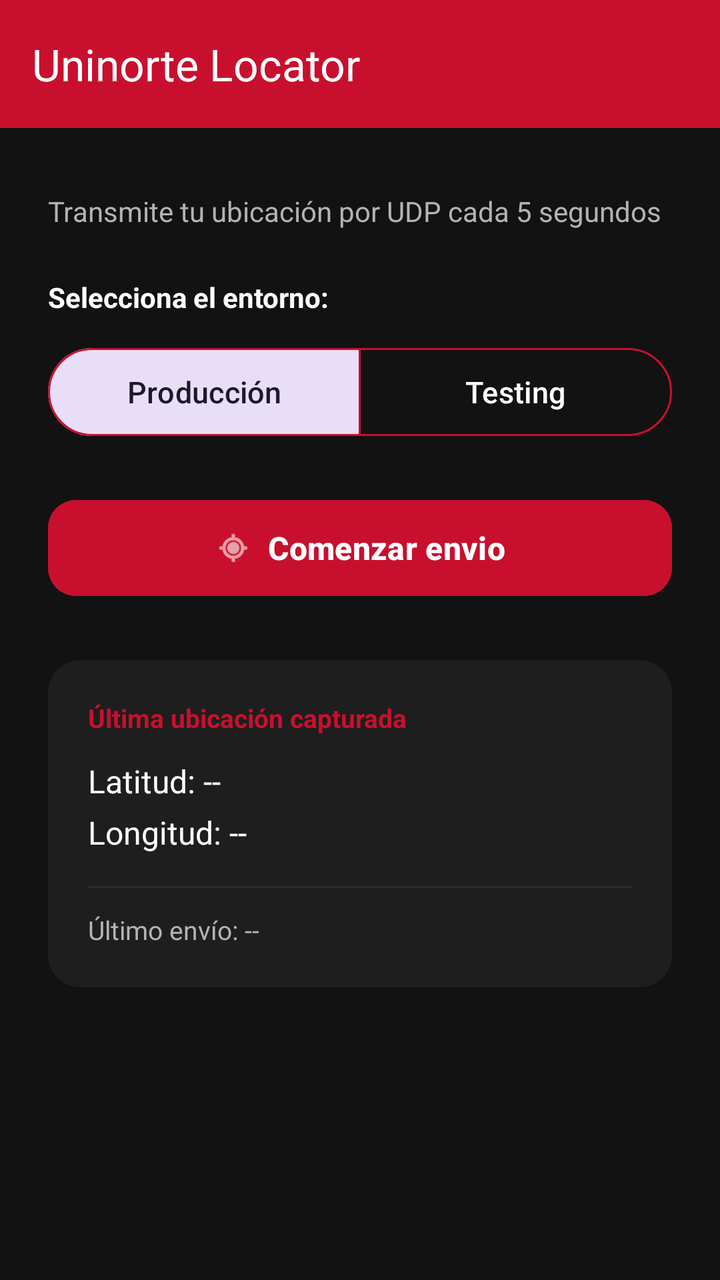
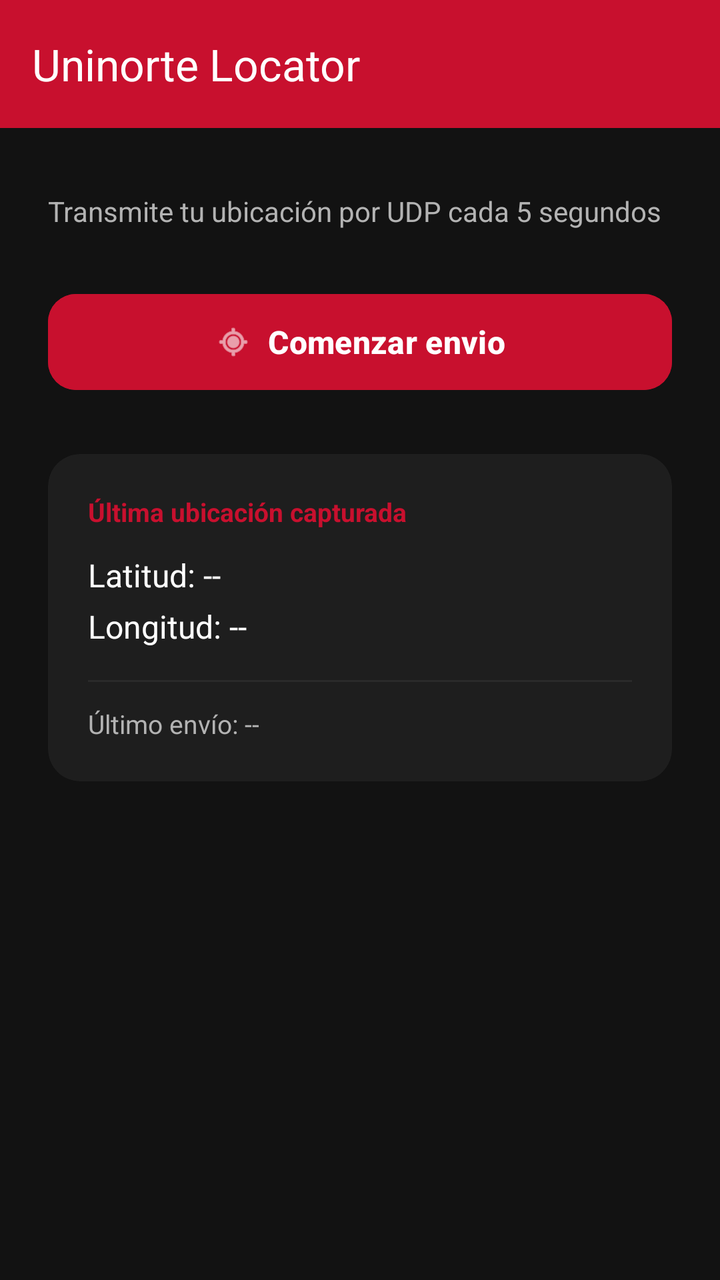

An Android layout rendered at two revisions. The XML below is the earlier revision; the diff shows what the commit changed to produce the second picture.
<!-- AndroidManifest.xml: application theme Theme.UninorteLocator -->
<!-- res/layout/activity_main.xml -->
<?xml version="1.0" encoding="utf-8"?>
<LinearLayout
    xmlns:android="http://schemas.android.com/apk/res/android"
    xmlns:app="http://schemas.android.com/apk/res-auto"
    xmlns:tools="http://schemas.android.com/tools"
    android:layout_width="match_parent"
    android:layout_height="match_parent"
    android:orientation="vertical"
    android:background="@color/background_dark"
    tools:context=".MainActivity">

    <com.google.android.material.appbar.MaterialToolbar
        android:id="@+id/toolbar"
        android:layout_width="match_parent"
        android:layout_height="?attr/actionBarSize"
        android:background="@color/uninorte_red"
        app:title="@string/app_name"
        app:titleTextColor="@color/white" />

    <androidx.core.widget.NestedScrollView
        android:layout_width="match_parent"
        android:layout_height="0dp"
        android:layout_weight="1"
        android:fillViewport="true">

        <androidx.constraintlayout.widget.ConstraintLayout
            android:layout_width="match_parent"
            android:layout_height="wrap_content"
            android:padding="24dp">

            <TextView
                android:id="@+id/tvSubtitle"
                android:layout_width="0dp"
                android:layout_height="wrap_content"
                android:layout_marginTop="8dp"
                android:text="@string/subtitle_send_location"
                android:textColor="@color/text_secondary"
                android:textSize="14sp"
                app:layout_constraintEnd_toEndOf="parent"
                app:layout_constraintStart_toStartOf="parent"
                app:layout_constraintTop_toTopOf="parent" />

            <TextView
                android:id="@+id/tvModeLabel"
                android:layout_width="0dp"
                android:layout_height="wrap_content"
                android:layout_marginTop="24dp"
                android:text="@string/mode_label"
                android:textColor="@color/white"
                android:textSize="14sp"
                android:textStyle="bold"
                app:layout_constraintEnd_toEndOf="parent"
                app:layout_constraintStart_toStartOf="parent"
                app:layout_constraintTop_toBottomOf="@id/tvSubtitle" />

            <com.google.android.material.button.MaterialButtonToggleGroup
                android:id="@+id/toggleGroupMode"
                android:layout_width="0dp"
                android:layout_height="wrap_content"
                android:layout_marginTop="12dp"
                app:checkedButton="@id/btnModeProduction"
                app:selectionRequired="true"
                app:singleSelection="true"
                app:layout_constraintEnd_toEndOf="parent"
                app:layout_constraintStart_toStartOf="parent"
                app:layout_constraintTop_toBottomOf="@id/tvModeLabel">

                <com.google.android.material.button.MaterialButton
                    android:id="@+id/btnModeProduction"
                    style="?attr/materialButtonOutlinedStyle"
                    android:layout_width="0dp"
                    android:layout_height="52dp"
                    android:layout_weight="1"
                    android:text="@string/mode_production"
                    android:textAllCaps="false"
                    android:textSize="15sp"
                    app:strokeColor="@color/uninorte_red" />

                <com.google.android.material.button.MaterialButton
                    android:id="@+id/btnModeTesting"
                    style="?attr/materialButtonOutlinedStyle"
                    android:layout_width="0dp"
                    android:layout_height="52dp"
                    android:layout_weight="1"
                    android:text="@string/mode_testing"
                    android:textAllCaps="false"
                    android:textSize="15sp"
                    app:strokeColor="@color/uninorte_red" />

            </com.google.android.material.button.MaterialButtonToggleGroup>

            <com.google.android.material.button.MaterialButton
                android:id="@+id/btnToggleEnvio"
                android:layout_width="0dp"
                android:layout_height="56dp"
                android:layout_marginTop="24dp"
                android:backgroundTint="@color/uninorte_red"
                android:text="@string/button_start_sending"
                android:textAllCaps="false"
                android:textColor="@color/white"
                android:textSize="16sp"
                android:textStyle="bold"
                app:cornerRadius="14dp"
                app:icon="@android:drawable/ic_menu_mylocation"
                app:iconGravity="textStart"
                app:iconTint="@color/white"
                app:layout_constraintEnd_toEndOf="parent"
                app:layout_constraintStart_toStartOf="parent"
                app:layout_constraintTop_toBottomOf="@id/toggleGroupMode" />

            <com.google.android.material.button.MaterialButton
                android:id="@+id/btnDebugSend"
                android:layout_width="0dp"
                android:layout_height="48dp"
                android:layout_marginTop="12dp"
                android:visibility="gone"
                android:backgroundTint="@color/card_background"
                android:text="@string/debug_send_button"
                android:textAllCaps="false"
                android:textColor="@color/white"
                android:textSize="14sp"
                app:cornerRadius="14dp"
                app:strokeColor="@color/uninorte_red"
                app:layout_constraintEnd_toEndOf="parent"
                app:layout_constraintStart_toStartOf="parent"
                app:layout_constraintTop_toBottomOf="@id/btnToggleEnvio" />

            <androidx.cardview.widget.CardView
                android:id="@+id/cardResult"
                android:layout_width="0dp"
                android:layout_height="wrap_content"
                android:layout_marginTop="28dp"
                app:cardBackgroundColor="@color/card_background"
                app:cardCornerRadius="16dp"
                app:cardElevation="0dp"
                app:layout_constraintEnd_toEndOf="parent"
                app:layout_constraintStart_toStartOf="parent"
                app:layout_constraintTop_toBottomOf="@id/btnDebugSend">

                <LinearLayout
                    android:layout_width="match_parent"
                    android:layout_height="wrap_content"
                    android:orientation="vertical"
                    android:padding="20dp">

                    <TextView
                        android:layout_width="wrap_content"
                        android:layout_height="wrap_content"
                        android:text="@string/last_location_title"
                        android:textColor="@color/uninorte_red"
                        android:textSize="13sp"
                        android:textStyle="bold" />

                    <TextView
                        android:id="@+id/tvLatitude"
                        android:layout_width="wrap_content"
                        android:layout_height="wrap_content"
                        android:layout_marginTop="12dp"
                        android:text="@string/latitude_empty"
                        android:textColor="@color/white"
                        android:textSize="16sp" />

                    <TextView
                        android:id="@+id/tvLongitude"
                        android:layout_width="wrap_content"
                        android:layout_height="wrap_content"
                        android:layout_marginTop="4dp"
                        android:text="@string/longitude_empty"
                        android:textColor="@color/white"
                        android:textSize="16sp" />

                    <View
                        android:layout_width="match_parent"
                        android:layout_height="1dp"
                        android:layout_marginTop="16dp"
                        android:layout_marginBottom="12dp"
                        android:background="@color/divider" />

                    <TextView
                        android:id="@+id/tvLastSent"
                        android:layout_width="wrap_content"
                        android:layout_height="wrap_content"
                        android:text="@string/last_sent_empty"
                        android:textColor="@color/text_secondary"
                        android:textSize="13sp" />

                </LinearLayout>

            </androidx.cardview.widget.CardView>

            <TextView
                android:id="@+id/tvStatus"
                android:layout_width="0dp"
                android:layout_height="wrap_content"
                android:layout_marginTop="16dp"
                android:gravity="center"
                android:text=""
                android:textColor="@color/text_secondary"
                android:textSize="13sp"
                app:layout_constraintEnd_toEndOf="parent"
                app:layout_constraintStart_toStartOf="parent"
                app:layout_constraintTop_toBottomOf="@id/cardResult" />

        </androidx.constraintlayout.widget.ConstraintLayout>

    </androidx.core.widget.NestedScrollView>

</LinearLayout>
<!-- resources referenced by this layout -->
<resources>
  <color name="background_dark">#121212</color>
  <color name="card_background">#1E1E1E</color>
  <color name="divider">#2A2A2A</color>
  <color name="text_secondary">#B3B3B3</color>
  <color name="uninorte_red">#C8102E</color>
  <color name="white">#FFFFFF</color>
  <string name="app_name">Uninorte Locator</string>
  <string name="button_start_sending">Comenzar envio</string>
  <string name="debug_send_button">Enviar localización</string>
  <string name="last_location_title">Última ubicación capturada</string>
  <string name="last_sent_empty">Último envío: --</string>
  <string name="latitude_empty">Latitud: --</string>
  <string name="longitude_empty">Longitud: --</string>
  <string name="mode_label">Selecciona el entorno:</string>
  <string name="mode_production">Producción</string>
  <string name="mode_testing">Testing</string>
  <string name="subtitle_send_location">Transmite tu ubicación por UDP cada 5 segundos</string>
  <style name="Theme.UninorteLocator" parent="Theme.Material3.DayNight.NoActionBar">
          
          <item name="colorPrimary">@color/uninorte_red</item>
          <item name="colorPrimaryVariant">@color/uninorte_red_dark</item>
          <item name="colorOnPrimary">@color/white</item>
  
          
          <item name="android:windowBackground">@color/background_dark</item>
          <item name="colorSurface">@color/background_dark</item>
          <item name="colorOnSurface">@color/white</item>
  
          
          <item name="android:statusBarColor">@color/black</item>
          <item name="android:windowLightStatusBar" tools:targetApi="m">false</item>
      </style>
  <color name="uninorte_red_dark">#8F0B20</color>
  <color name="black">#000000</color>
</resources>

<!-- the commit's change to res/layout/activity_main.xml (unified diff, before → after) -->
@@ -40,60 +40,11 @@
                 app:layout_constraintStart_toStartOf="parent"
                 app:layout_constraintTop_toTopOf="parent" />
 
-            <TextView
-                android:id="@+id/tvModeLabel"
-                android:layout_width="0dp"
-                android:layout_height="wrap_content"
-                android:layout_marginTop="24dp"
-                android:text="@string/mode_label"
-                android:textColor="@color/white"
-                android:textSize="14sp"
-                android:textStyle="bold"
-                app:layout_constraintEnd_toEndOf="parent"
-                app:layout_constraintStart_toStartOf="parent"
-                app:layout_constraintTop_toBottomOf="@id/tvSubtitle" />
-
-            <com.google.android.material.button.MaterialButtonToggleGroup
-                android:id="@+id/toggleGroupMode"
-                android:layout_width="0dp"
-                android:layout_height="wrap_content"
-                android:layout_marginTop="12dp"
-                app:checkedButton="@id/btnModeProduction"
-                app:selectionRequired="true"
-                app:singleSelection="true"
-                app:layout_constraintEnd_toEndOf="parent"
-                app:layout_constraintStart_toStartOf="parent"
-                app:layout_constraintTop_toBottomOf="@id/tvModeLabel">
-
-                <com.google.android.material.button.MaterialButton
-                    android:id="@+id/btnModeProduction"
-                    style="?attr/materialButtonOutlinedStyle"
-                    android:layout_width="0dp"
-                    android:layout_height="52dp"
-                    android:layout_weight="1"
-                    android:text="@string/mode_production"
-                    android:textAllCaps="false"
-                    android:textSize="15sp"
-                    app:strokeColor="@color/uninorte_red" />
-
-                <com.google.android.material.button.MaterialButton
-                    android:id="@+id/btnModeTesting"
-                    style="?attr/materialButtonOutlinedStyle"
-                    android:layout_width="0dp"
-                    android:layout_height="52dp"
-                    android:layout_weight="1"
-                    android:text="@string/mode_testing"
-                    android:textAllCaps="false"
-                    android:textSize="15sp"
-                    app:strokeColor="@color/uninorte_red" />
-
-            </com.google.android.material.button.MaterialButtonToggleGroup>
-
             <com.google.android.material.button.MaterialButton
                 android:id="@+id/btnToggleEnvio"
                 android:layout_width="0dp"
                 android:layout_height="56dp"
-                android:layout_marginTop="24dp"
+                android:layout_marginTop="28dp"
                 android:backgroundTint="@color/uninorte_red"
                 android:text="@string/button_start_sending"
                 android:textAllCaps="false"
@@ -106,7 +57,7 @@
                 app:iconTint="@color/white"
                 app:layout_constraintEnd_toEndOf="parent"
                 app:layout_constraintStart_toStartOf="parent"
-                app:layout_constraintTop_toBottomOf="@id/toggleGroupMode" />
+                app:layout_constraintTop_toBottomOf="@id/tvSubtitle" />
 
             <com.google.android.material.button.MaterialButton
                 android:id="@+id/btnDebugSend"
<!-- resource entries referenced after the edit -->
@@ -13,9 +13,6 @@
   <string name="last_sent_empty">Último envío: --</string>
   <string name="latitude_empty">Latitud: --</string>
   <string name="longitude_empty">Longitud: --</string>
-  <string name="mode_label">Selecciona el entorno:</string>
-  <string name="mode_production">Producción</string>
-  <string name="mode_testing">Testing</string>
   <string name="subtitle_send_location">Transmite tu ubicación por UDP cada 5 segundos</string>
   <style name="Theme.UninorteLocator" parent="Theme.Material3.DayNight.NoActionBar">
           
